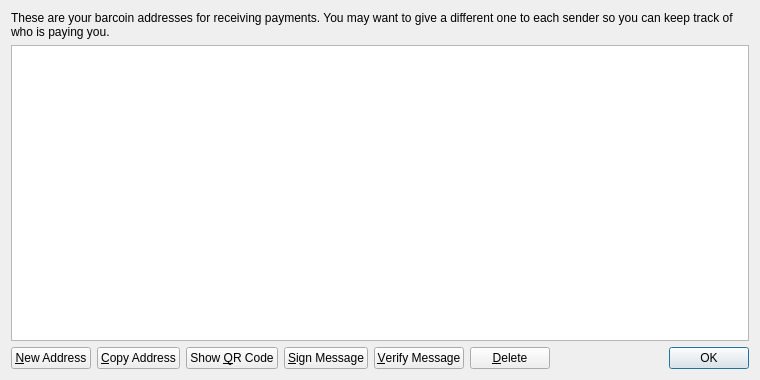
Old version of the form src/qt/forms/addressbookpage.ui in the repository poepcoin/poepcoin.
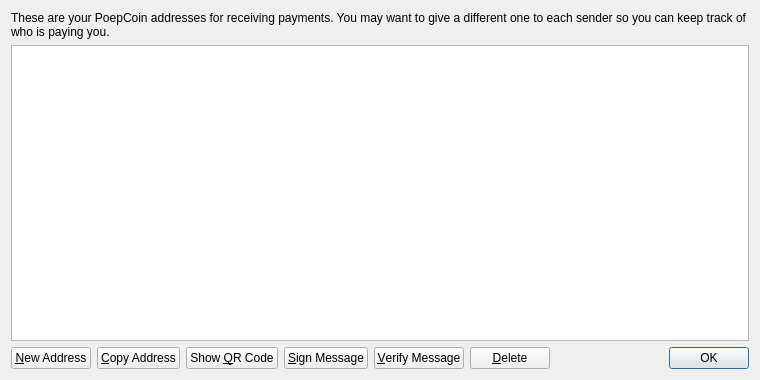
New version of the form. Icons and pictures are not drawn.

```diff
--- a/src/qt/forms/addressbookpage.ui
+++ b/src/qt/forms/addressbookpage.ui
@@ -17,7 +17,7 @@
    <item>
     <widget class="QLabel" name="labelExplanation">
      <property name="text">
-      <string>These are your barcoin addresses for receiving payments. You may want to give a different one to each sender so you can keep track of who is paying you.</string>
+      <string>These are your PoepCoin addresses for receiving payments. You may want to give a different one to each sender so you can keep track of who is paying you.</string>
      </property>
      <property name="textFormat">
       <enum>Qt::PlainText</enum>
```
